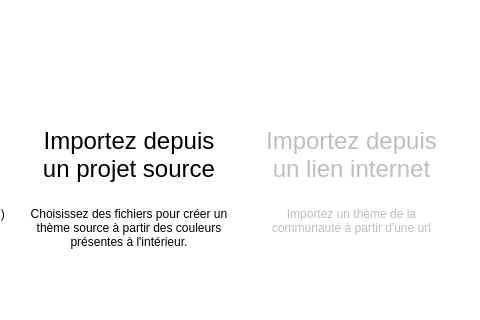
nderousseaux/projet-ihm, file ui/importwindow.ui: the form before one commit; both pictures show x 222 to 702 and y 151 to 471 of the 702 by 471 pixel window.
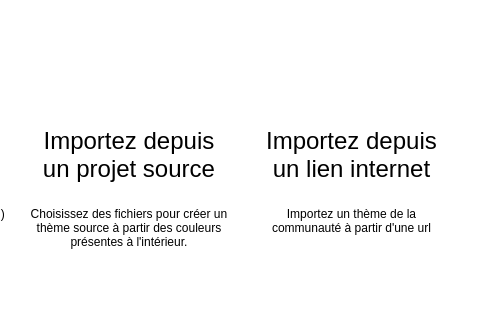
The form after the commit. Icons and pictures are not drawn. Custom widgets are drawn as their Qt base class.

```diff
--- a/ui/importwindow.ui
+++ b/ui/importwindow.ui
@@ -329,7 +329,7 @@
          <item>
           <widget class="ClickableWidget" name="div_import_file_3" native="true">
            <property name="enabled">
-            <bool>false</bool>
+            <bool>true</bool>
            </property>
            <property name="cursor">
             <cursorShape>PointingHandCursor</cursorShape>
```
Left out of the diff: 5 changed lines with no effect on the pictures.
